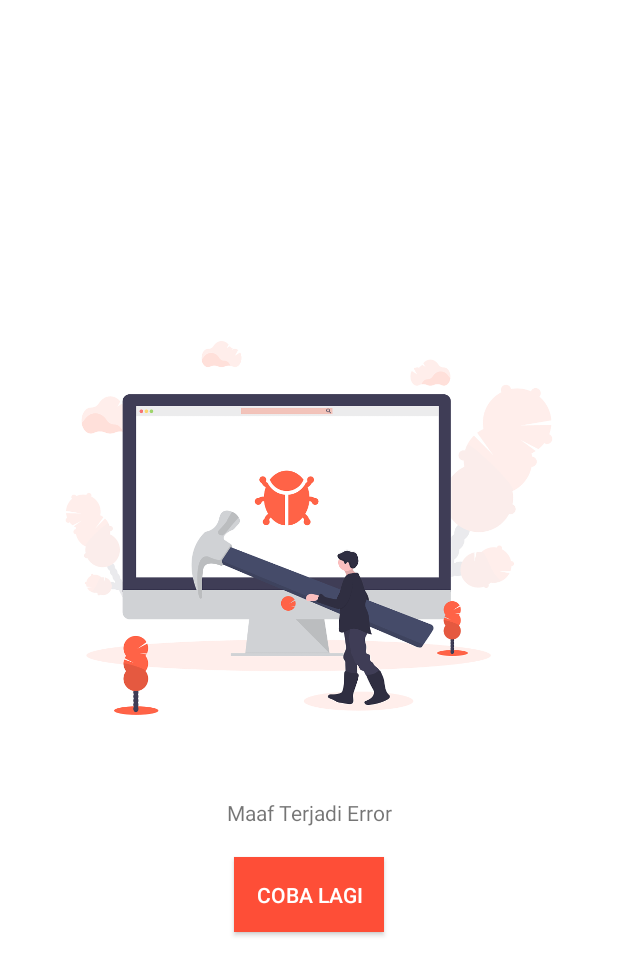
After one commit to triandamai/sewa, an Android app: the Error_page screen opened directly, with no data from a screen before it, on a phone screen of 412 x 824 dp. The commit adds this screen. Shown: the top 975 px of the screen. Run offline under Robolectric (Android 15) with nearby library versions, the phone set to English and light mode, and no system bars.

Commit message:
prepare for login

```diff
--- a/app/build.gradle
+++ b/app/build.gradle
@@ -34,6 +34,7 @@ dependencies {
     implementation 'com.google.firebase:firebase-messaging:20.0.1'
     implementation 'com.google.firebase:firebase-messaging:20.0.1'
     implementation 'com.google.android.material:material:1.0.0'
+    implementation 'com.google.firebase:firebase-database:19.2.0'
 
 }
 apply plugin: 'com.google.gms.google-services'
--- /dev/null
+++ b/app/src/main/java/com/pmo/sewa/pages/Error_page.java
@@ -0,0 +1,16 @@
+package com.pmo.sewa.pages;
+
+import androidx.appcompat.app.AppCompatActivity;
+
+import android.os.Bundle;
+
+import com.pmo.sewa.R;
+
+public class Error_page extends AppCompatActivity {
+
+    @Override
+    protected void onCreate(Bundle savedInstanceState) {
+        super.onCreate(savedInstanceState);
+        setContentView(R.layout.activity_error_page);
+    }
+}
--- /dev/null
+++ b/app/src/main/res/layout/activity_error_page.xml
@@ -0,0 +1,29 @@
+<?xml version="1.0" encoding="utf-8"?>
+<LinearLayout
+    xmlns:android="http://schemas.android.com/apk/res/android"
+    xmlns:app="http://schemas.android.com/apk/res-auto"
+    xmlns:tools="http://schemas.android.com/tools"
+    android:layout_width="match_parent"
+    android:layout_height="match_parent"
+    android:orientation="vertical"
+    android:gravity="center"
+    android:background="#ffff"
+    tools:context=".pages.Error_page">
+    <ImageView
+        android:layout_width="match_parent"
+        android:layout_height="300dp"
+        android:layout_marginBottom="30dp"
+        android:src="@drawable/error_bg"/>
+    <TextView
+        android:layout_width="match_parent"
+        android:layout_height="wrap_content"
+        android:textAlignment="center"
+        android:layout_marginBottom="20dp"
+        android:text="Maaf Terjadi Error"/>
+    <Button
+        android:layout_width="100dp"
+        android:layout_height="50dp"
+        android:text="Coba Lagi"
+        android:background="#fe4e37"
+        android:textColor="#ffff"/>
+</LinearLayout>
--- a/app/src/main/res/layout/activity_login.xml
+++ b/app/src/main/res/layout/activity_login.xml
@@ -47,6 +47,7 @@
             <Button
                 android:layout_width="match_parent"
                 android:layout_height="50dp"
+                android:background="#fe4e37"
                 android:text="MASUK"
                 android:textColor="#ffff"/>
             <LinearLayout
--- a/app/src/main/res/values/styles.xml
+++ b/app/src/main/res/values/styles.xml
@@ -1,7 +1,7 @@
 <resources>
 
     <!-- Base application theme. -->
-    <style name="AppTheme" parent="Theme.AppCompat.Light.DarkActionBar">
+    <style name="AppTheme" parent="Theme.AppCompat.Light.NoActionBar">
         <!-- Customize your theme here. -->
         <item name="colorPrimary">@color/colorPrimary</item>
         <item name="colorPrimaryDark">@color/colorPrimaryDark</item>
```
Also changed, not shown: app/src/main/AndroidManifest.xml (+5 -2 lines), app/src/main/java/com/pmo/sewa/MainActivity.java (+70 -0 lines), app/src/main/java/com/pmo/sewa/helpers/LOG.java (added, +7 -0 lines), app/src/main/java/com/pmo/sewa/models/model_user.java (+7 -0 lines), app/src/main/java/com/pmo/sewa/pages/admin/admin_base_page.java (added, +16 -0 lines), app/src/main/java/com/pmo/sewa/pages/penyedia/penyedia_base_page.java (added, +16 -0 lines), app/src/main/java/com/pmo/sewa/pages/user/user_base_page.java (added, +16 -0 lines), app/src/main/res/layout/activity_admin_base_page.xml (added, +9 -0 lines), app/src/main/res/layout/activity_base_page.xml (deleted, +0 -9 lines), app/src/main/res/layout/activity_main.xml (+12 -8 lines), app/src/main/res/layout/activity_penyedia_base_page.xml (added, +9 -0 lines), app/src/main/res/layout/activity_user_base_page.xml (added, +9 -0 lines), app/src/main/res/drawable/error_bg.png (added), 2 other files.
